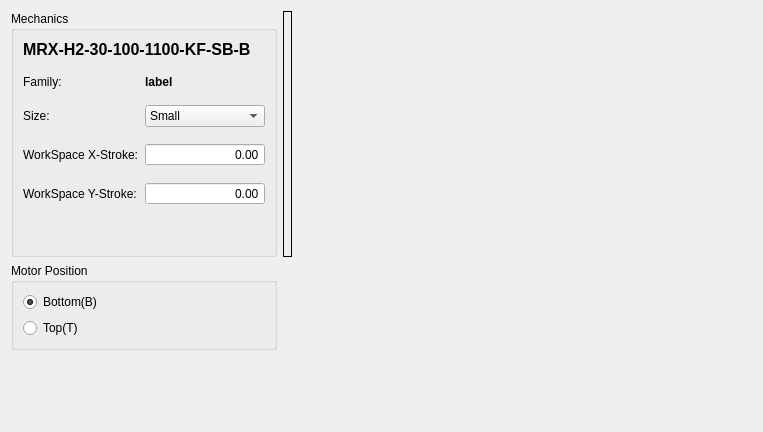
The window that source/wnd/h2configuration.ui (ww4u/mct-t4) describes before a commit, drawn with Qt 5.
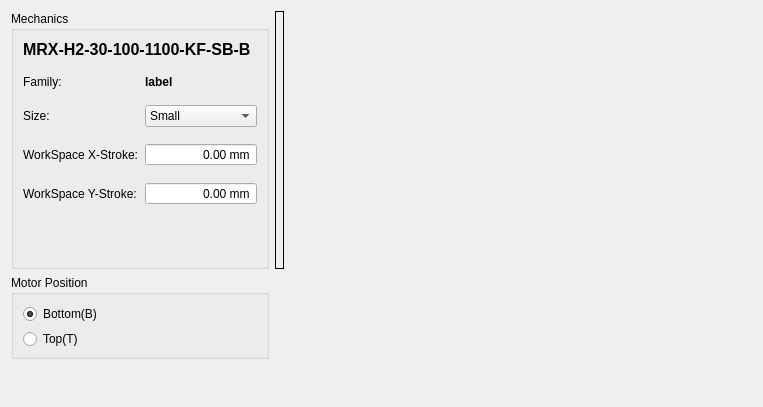
The same window after the commit. Icons and pictures are not drawn.

```diff
--- a/source/wnd/h2configuration.ui
+++ b/source/wnd/h2configuration.ui
@@ -7,7 +7,7 @@
     <x>0</x>
     <y>0</y>
     <width>763</width>
-    <height>432</height>
+    <height>407</height>
    </rect>
   </property>
   <property name="baseSize">
@@ -54,6 +54,12 @@
    </item>
    <item row="0" column="0">
     <widget class="QGroupBox" name="groupBox_3">
+     <property name="minimumSize">
+      <size>
+       <width>0</width>
+       <height>258</height>
+      </size>
+     </property>
      <property name="title">
       <string>Mechanics</string>
      </property>
@@ -131,15 +137,15 @@
       <item row="3" column="1" colspan="2">
        <widget class="QComboBox" name="sizeComboBox">
         <property name="sizePolicy">
-         <sizepolicy hsizetype="Fixed" vsizetype="Fixed">
+         <sizepolicy hsizetype="Fixed" vsizetype="Preferred">
           <horstretch>0</horstretch>
           <verstretch>0</verstretch>
          </sizepolicy>
         </property>
         <property name="minimumSize">
          <size>
-          <width>120</width>
-          <height>0</height>
+          <width>60</width>
+          <height>20</height>
          </size>
         </property>
         <property name="maximumSize">
@@ -188,15 +194,15 @@
       <item row="4" column="1" colspan="2">
        <widget class="QDoubleSpinBox" name="doubleSpinBox_X">
         <property name="sizePolicy">
-         <sizepolicy hsizetype="Fixed" vsizetype="Fixed">
+         <sizepolicy hsizetype="Fixed" vsizetype="Preferred">
           <horstretch>0</horstretch>
           <verstretch>0</verstretch>
          </sizepolicy>
         </property>
         <property name="minimumSize">
          <size>
-          <width>120</width>
-          <height>0</height>
+          <width>60</width>
+          <height>20</height>
          </size>
         </property>
         <property name="maximumSize">
@@ -223,6 +229,9 @@
         <property name="specialValueText">
          <string notr="true"/>
         </property>
+        <property name="suffix">
+         <string> mm</string>
+        </property>
         <property name="maximum">
          <double>100000.000000000000000</double>
         </property>
@@ -231,15 +240,15 @@
       <item row="5" column="1" colspan="2">
        <widget class="QDoubleSpinBox" name="doubleSpinBox_Y">
         <property name="sizePolicy">
-         <sizepolicy hsizetype="Fixed" vsizetype="Fixed">
+         <sizepolicy hsizetype="Fixed" vsizetype="Preferred">
           <horstretch>0</horstretch>
           <verstretch>0</verstretch>
          </sizepolicy>
         </property>
         <property name="minimumSize">
          <size>
-          <width>120</width>
-          <height>0</height>
+          <width>60</width>
+          <height>20</height>
          </size>
         </property>
         <property name="maximumSize">
@@ -269,6 +278,9 @@
         <property name="showGroupSeparator" stdset="0">
          <bool>false</bool>
         </property>
+        <property name="suffix">
+         <string> mm</string>
+        </property>
         <property name="maximum">
          <double>100000.000000000000000</double>
         </property>
@@ -281,12 +293,30 @@
     <layout class="QGridLayout" name="gridLayout">
      <item row="0" column="0">
       <widget class="QGroupBox" name="groupBox_2">
+       <property name="minimumSize">
+        <size>
+         <width>0</width>
+         <height>78</height>
+        </size>
+       </property>
        <property name="title">
         <string>Motor Position</string>
        </property>
        <layout class="QVBoxLayout" name="verticalLayout_3">
         <item>
          <widget class="QRadioButton" name="radioButton_b">
+          <property name="sizePolicy">
+           <sizepolicy hsizetype="Preferred" vsizetype="Preferred">
+            <horstretch>0</horstretch>
+            <verstretch>0</verstretch>
+           </sizepolicy>
+          </property>
+          <property name="minimumSize">
+           <size>
+            <width>0</width>
+            <height>20</height>
+           </size>
+          </property>
           <property name="text">
            <string>Bottom(B)</string>
           </property>
@@ -297,6 +327,18 @@
         </item>
         <item>
          <widget class="QRadioButton" name="radioButton_t">
+          <property name="sizePolicy">
+           <sizepolicy hsizetype="Preferred" vsizetype="Preferred">
+            <horstretch>0</horstretch>
+            <verstretch>0</verstretch>
+           </sizepolicy>
+          </property>
+          <property name="minimumSize">
+           <size>
+            <width>0</width>
+            <height>20</height>
+           </size>
+          </property>
           <property name="text">
            <string>Top(T)</string>
           </property>
```
Left out of the diff: 18 changed lines with no effect on the pictures.
